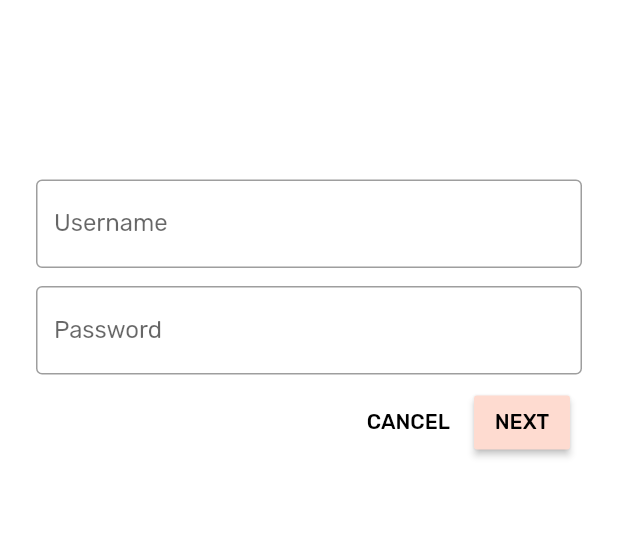
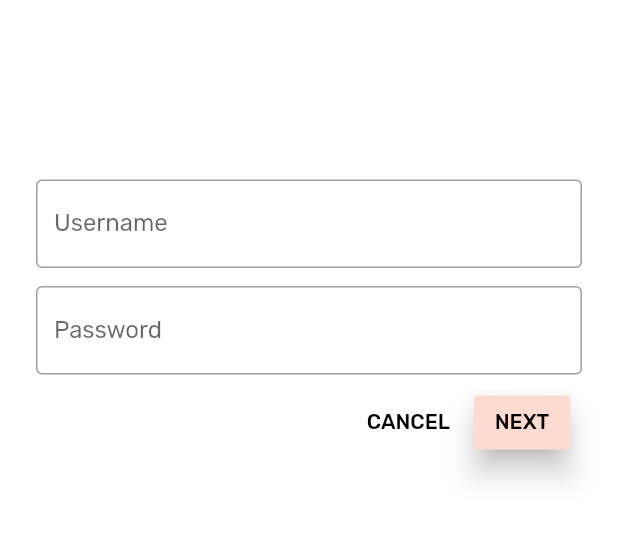
Before and after one commit to kaustavr19/ShrineApp_Material_Components_MDC_BasicsFlutter_GDpath, a Flutter app: the screen it shows after launch, on a phone screen of 412 x 824 dp, the part 221-766 px from its top. Run offline on Flutter 3.47's test engine with Material 2 defaults, Android fonts, the light colour scheme and no system bars.

Commit message:
MDC-103 'next'-button elevation changed

```diff
--- a/lib/login.dart
+++ b/lib/login.dart
@@ -80,6 +80,7 @@ class _LoginPageState extends State<LoginPage> {
                 ),
                 RaisedButton(
                   child: Text('NEXT'),
+                  elevation: 8.0,
                   onPressed: () {
                     Navigator.pop(context);
                   },
```
